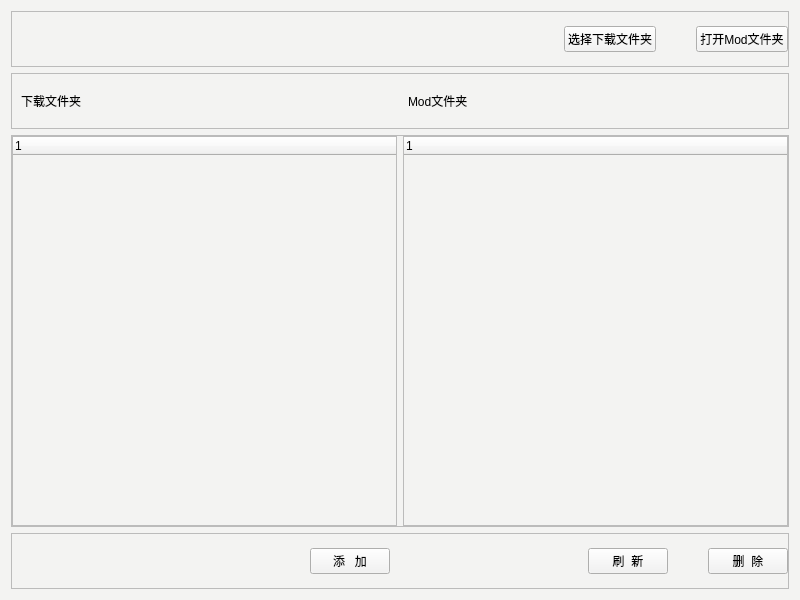
Above: app/resource/Pages/modManager.ui from animcw/AIYOU before the change. Below: the same form after it.
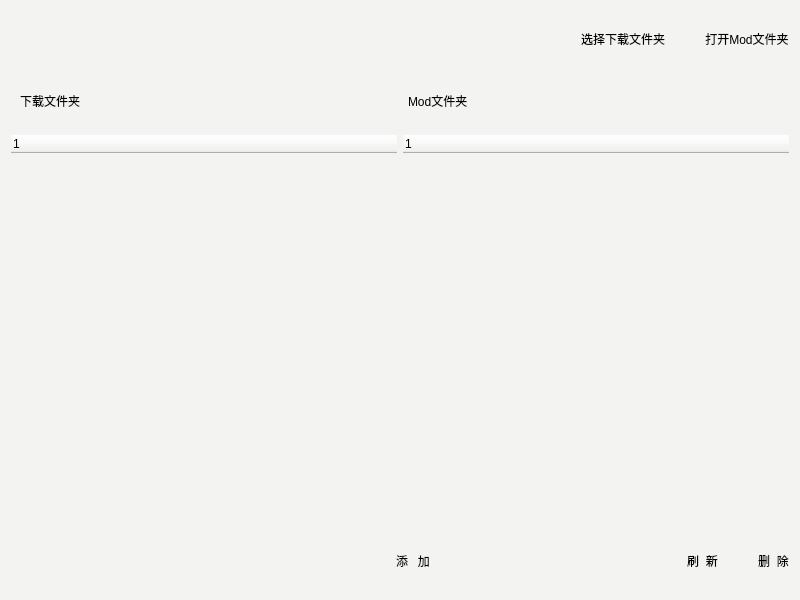
That is the form after the change. Custom widgets are drawn as their Qt base class.

The edit to the form file:
```diff
--- a/app/resource/Pages/modManager.ui
+++ b/app/resource/Pages/modManager.ui
@@ -14,7 +14,10 @@
    <string>modManager</string>
   </property>
   <property name="styleSheet">
-   <string notr="true">background-color: #f3f3f2;</string>
+   <string notr="true">border: 1px soild transparent;
+border-radius:10px;
+background-color:#f3f3f2;
+</string>
   </property>
   <layout class="QVBoxLayout" name="verticalLayout_2" stretch="1,1,7,1">
    <item>
```
